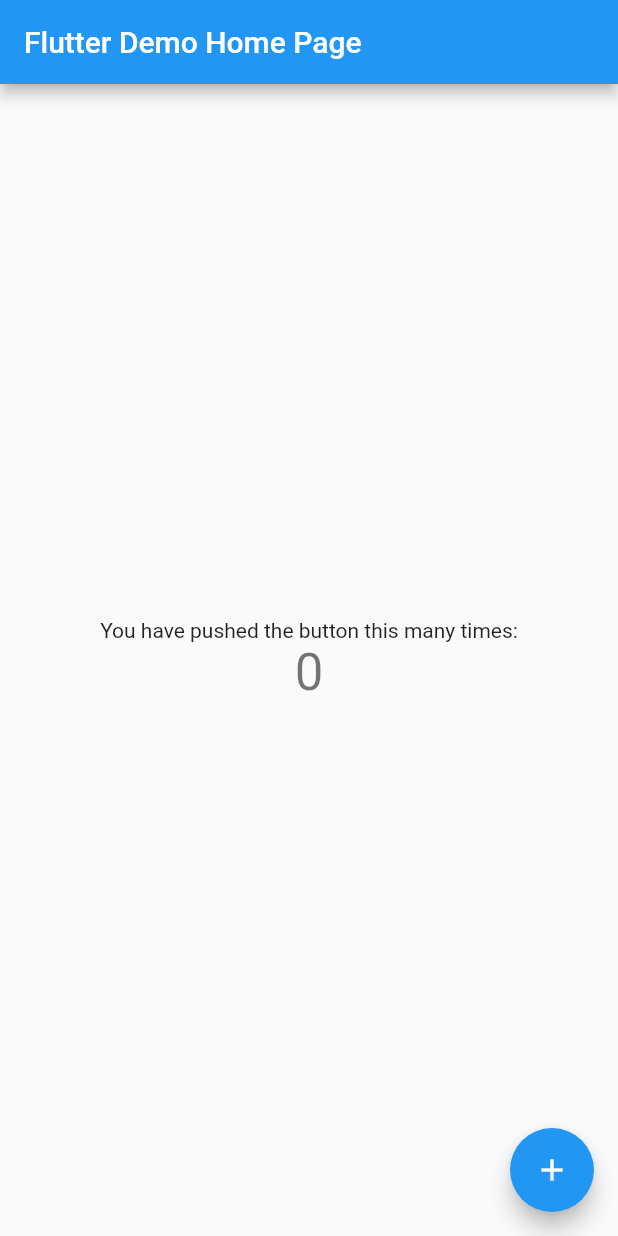
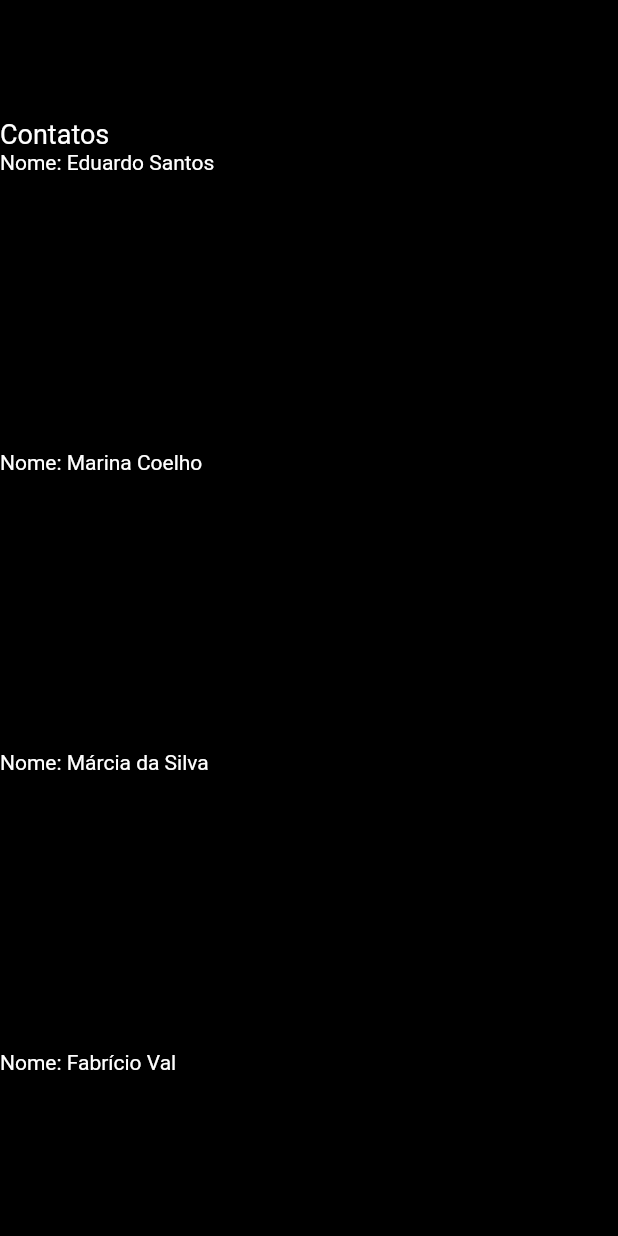
Before and after one commit to muniz95/desafio-picpay-mobile, a Flutter app: the screen it shows after launch, on a phone screen of 412 x 824 dp. Run offline on Flutter 3.47's test engine with Material 2 defaults, Android fonts, the phone set to English and light mode, and no system bars; our stand-ins replace rxdart.

Commit message:
Contacts screen, bloc and contact box component added

```diff
--- /dev/null
+++ b/lib/bloc/contacts.bloc.dart
@@ -0,0 +1,28 @@
+import 'package:desafio_picpay_mobile/models/contact.model.dart';
+import 'package:rxdart/rxdart.dart';
+
+class ContactsBloc {
+  BehaviorSubject<List<Contact>> _contacts = BehaviorSubject<List<Contact>>();
+
+  Stream<List<Contact>> get contacts => _contacts.stream;
+
+  Future getAllContacts() async {
+    await Future.delayed(Duration(seconds: 3));
+    _contacts.add(<Contact>[
+      Contact(id: 1001, name: "Eduardo Santos", img:"https://randomuser.me/api/portraits/men/9.jpg", username:"@eduardo.santos"),
+      Contact(id: 1002, name: "Marina Coelho", img:"https://randomuser.me/api/portraits/women/37.jpg", username:"@marina.coelho"),
+      Contact(id: 1003, name: "Márcia da Silva", img:"https://randomuser.me/api/portraits/women/57.jpg", username:"@marcia.silva"),
+      Contact(id: 1004, name: "Fabrício Val", img:"https://randomuser.me/api/portraits/men/98.jpg", username:"@fabricio.val"),
+      Contact(id: 1005, name: "Júlia Magalhães", img:"https://randomuser.me/api/portraits/women/44.jpg", username:"@julia.magalhaes"),
+      Contact(id: 1006, name: "Luma Pereira", img:"https://randomuser.me/api/portraits/women/13.jpg", username:"@luma.pereira"),
+      Contact(id: 1007, name: "Danilo Gonçalves", img:"https://randomuser.me/api/portraits/men/55.jpg", username:"@danilo.goncalves"),
+      Contact(id: 1008, name: "Amanda Souza", img:"https://randomuser.me/api/portraits/women/59.jpg", username:"@amanda.souza"),
+      Contact(id: 1009, name: "Suely Abreu", img:"https://randomuser.me/api/portraits/women/80.jpg", username:"@suely.abreu"),
+      Contact(id: 1010, name: "Elizângela Moraes", img:"https://randomuser.me/api/portraits/women/10.jpg", username:"@elizangela.moraes")
+    ]);
+  }
+
+  void dispose() {
+    _contacts.close();
+  }
+}
--- /dev/null
+++ b/lib/components/contact_box.component.dart
@@ -0,0 +1,21 @@
+import 'package:desafio_picpay_mobile/models/contact.model.dart';
+import 'package:flutter/material.dart';
+
+class ContactBoxComponent extends StatelessWidget {
+  final Contact contact;
+
+  ContactBoxComponent(this.contact);
+
+  @override
+  Widget build(BuildContext context) {
+    return Container(
+      height: 200,
+      child: Text(
+        "Nome: ${contact.name}",
+        style: TextStyle(
+          color: Colors.white,
+        ),
+      )
+    );
+  }
+}
--- a/lib/main.dart
+++ b/lib/main.dart
@@ -1,111 +1,17 @@
+import 'package:desafio_picpay_mobile/services/contacts.screen.dart';
 import 'package:flutter/material.dart';
 
 void main() => runApp(MyApp());
 
 class MyApp extends StatelessWidget {
-  // This widget is the root of your application.
   @override
   Widget build(BuildContext context) {
     return MaterialApp(
       title: 'Flutter Demo',
       theme: ThemeData(
-        // This is the theme of your application.
-        //
-        // Try running your application with "flutter run". You'll see the
-        // application has a blue toolbar. Then, without quitting the app, try
-        // changing the primarySwatch below to Colors.green and then invoke
-        // "hot reload" (press "r" in the console where you ran "flutter run",
-        // or simply save your changes to "hot reload" in a Flutter IDE).
-        // Notice that the counter didn't reset back to zero; the application
-        // is not restarted.
         primarySwatch: Colors.blue,
       ),
-      home: MyHomePage(title: 'Flutter Demo Home Page'),
+      home: ContactsScreen(),
     );
   }
 }
-
-class MyHomePage extends StatefulWidget {
-  MyHomePage({Key key, this.title}) : super(key: key);
-
-  // This widget is the home page of your application. It is stateful, meaning
-  // that it has a State object (defined below) that contains fields that affect
-  // how it looks.
-
-  // This class is the configuration for the state. It holds the values (in this
-  // case the title) provided by the parent (in this case the App widget) and
-  // used by the build method of the State. Fields in a Widget subclass are
-  // always marked "final".
-
-  final String title;
-
-  @override
-  _MyHomePageState createState() => _MyHomePageState();
-}
-
-class _MyHomePageState extends State<MyHomePage> {
-  int _counter = 0;
-
-  void _incrementCounter() {
-    setState(() {
-      // This call to setState tells the Flutter framework that something has
-      // changed in this State, which causes it to rerun the build method below
-      // so that the display can reflect the updated values. If we changed
-      // _counter without calling setState(), then the build method would not be
-      // called again, and so nothing would appear to happen.
-      _counter++;
-    });
-  }
-
-  @override
-  Widget build(BuildContext context) {
-    // This method is rerun every time setState is called, for instance as done
-    // by the _incrementCounter method above.
-    //
-    // The Flutter framework has been optimized to make rerunning build methods
-    // fast, so that you can just rebuild anything that needs updating rather
-    // than having to individually change instances of widgets.
-    return Scaffold(
-      appBar: AppBar(
-        // Here we take the value from the MyHomePage object that was created by
-        // the App.build method, and use it to set our appbar title.
-        title: Text(widget.title),
-      ),
-      body: Center(
-        // Center is a layout widget. It takes a single child and positions it
-        // in the middle of the parent.
-        child: Column(
-          // Column is also layout widget. It takes a list of children and
-          // arranges them vertically. By default, it sizes itself to fit its
-          // children horizontally, and tries to be as tall as its parent.
-          //
-          // Invoke "debug painting" (press "p" in the console, choose the
-          // "Toggle Debug Paint" action from the Flutter Inspector in Android
-          // Studio, or the "Toggle Debug Paint" command in Visual Studio Code)
-          // to see the wireframe for each widget.
-          //
-          // Column has various properties to control how it sizes itself and
-          // how it positions its children. Here we use mainAxisAlignment to
-          // center the children vertically; the main axis here is the vertical
-          // axis because Columns are vertical (the cross axis would be
-          // horizontal).
-          mainAxisAlignment: MainAxisAlignment.center,
-          children: <Widget>[
-            Text(
-              'You have pushed the button this many times:',
-            ),
-            Text(
-              '$_counter',
-              style: Theme.of(context).textTheme.display1,
-            ),
-          ],
-        ),
-      ),
-      floatingActionButton: FloatingActionButton(
-        onPressed: _incrementCounter,
-        tooltip: 'Increment',
-        child: Icon(Icons.add),
-      ), // This trailing comma makes auto-formatting nicer for build methods.
-    );
-  }
-}
--- /dev/null
+++ b/lib/models/contact.model.dart
@@ -0,0 +1,8 @@
+class Contact {
+  final int id;
+  final String name;
+  final String img;
+  final String username;
+
+  Contact({this.id, this.name, this.img, this.username});
+}
--- /dev/null
+++ b/lib/services/contacts.screen.dart
@@ -0,0 +1,56 @@
+import 'package:desafio_picpay_mobile/bloc/contacts.bloc.dart';
+import 'package:desafio_picpay_mobile/components/contact_box.component.dart';
+import 'package:desafio_picpay_mobile/models/contact.model.dart';
+import 'package:flutter/material.dart';
+
+class ContactsScreen extends StatefulWidget {
+  @override
+  _ContactsScreenState createState() => _ContactsScreenState();
+}
+
+class _ContactsScreenState extends State<ContactsScreen> {
+  ContactsBloc _bloc;
+
+  @override
+  void initState() {
+    super.initState();
+    _bloc = ContactsBloc()..getAllContacts();
+  }
+
+  @override
+  Widget build(BuildContext context) {
+    return Scaffold(
+      backgroundColor: Colors.black,
+      body: Flex(
+        direction: Axis.vertical,
+        children: <Widget>[
+          Container(
+            height: 100,
+            child: Align(
+              alignment: Alignment.bottomLeft,
+              child: Text("Contatos", style: TextStyle(fontSize: 18, color: Colors.white),),
+            ),
+          ),
+          StreamBuilder<List<Contact>>(
+            stream: _bloc.contacts,
+            builder: (context, snapshot) {
+              if (snapshot.hasData) {
+                return Expanded(
+                  child: ListView.builder(
+                    shrinkWrap: true,
+                    itemCount: 10,
+                    itemBuilder: (BuildContext context, int i) => ContactBoxComponent(snapshot.data[i]),
+                  ),
+                );
+              }
+
+              return Center(
+                child: CircularProgressIndicator(),
+              );
+            }
+          ),
+        ],
+      ),
+    );
+  }
+}
--- a/pubspec.yaml
+++ b/pubspec.yaml
@@ -23,6 +23,8 @@ dependencies:
   # The following adds the Cupertino Icons font to your application.
   # Use with the CupertinoIcons class for iOS style icons.
   cupertino_icons: ^0.1.2
+
+  rxdart: ^0.22.0
 
 dev_dependencies:
   flutter_test:
```
Also changed, not shown: pubspec.lock.
